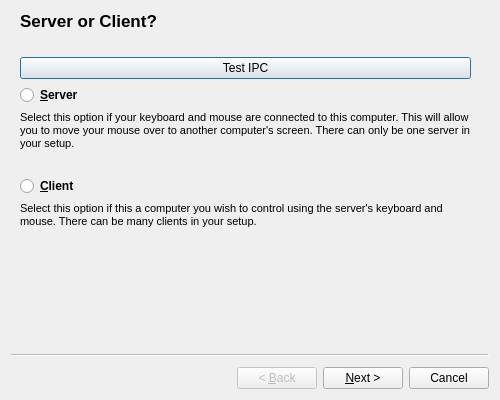
First picture: the form in branches/1.4/src/gui/res/SetupWizardBase.ui, repository svn2github/synergy-plus, before the edit.
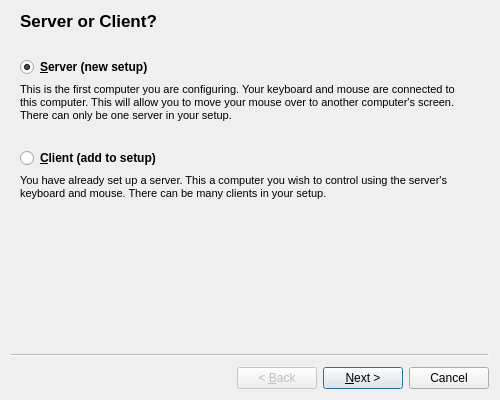
Second picture: the form after the edit.

Commit message: got some crude ipc working between service and gui -- apply button now causes service to start server or client.

What changed in the file:
```diff
--- a/branches/1.4/src/gui/res/SetupWizardBase.ui
+++ b/branches/1.4/src/gui/res/SetupWizardBase.ui
@@ -60,13 +60,6 @@
      <property name="rightMargin">
       <number>20</number>
      </property>
-     <item>
-      <widget class="QPushButton" name="pushButton">
-       <property name="text">
-        <string>Test IPC</string>
-       </property>
-      </widget>
-     </item>
      <item>
       <widget class="QRadioButton" name="m_pServerRadioButton">
        <property name="font">
@@ -76,7 +69,10 @@
         </font>
        </property>
        <property name="text">
-        <string>&amp;Server</string>
+        <string>&amp;Server (new setup)</string>
+       </property>
+       <property name="checked">
+        <bool>true</bool>
        </property>
       </widget>
      </item>
@@ -93,7 +89,7 @@
 &lt;html&gt;&lt;head&gt;&lt;meta name=&quot;qrichtext&quot; content=&quot;1&quot; /&gt;&lt;style type=&quot;text/css&quot;&gt;
 p, li { white-space: pre-wrap; }
 &lt;/style&gt;&lt;/head&gt;&lt;body style=&quot; font-family:'MS Shell Dlg 2'; font-size:8.25pt; font-weight:400; font-style:normal;&quot;&gt;
-&lt;p style=&quot; margin-top:0px; margin-bottom:0px; margin-left:0px; margin-right:0px; -qt-block-indent:0; text-indent:0px;&quot;&gt;&lt;span style=&quot; font-size:8pt;&quot;&gt;Select this option if your keyboard and mouse are connected to this computer. This will allow you to move your mouse over to another computer's screen. There can only be one server in your setup.&lt;/span&gt;&lt;/p&gt;&lt;/body&gt;&lt;/html&gt;</string>
+&lt;p style=&quot; margin-top:0px; margin-bottom:0px; margin-left:0px; margin-right:0px; -qt-block-indent:0; text-indent:0px;&quot;&gt;&lt;span style=&quot; font-size:8pt;&quot;&gt;This is the first computer you are configuring. Your keyboard and mouse are connected to this computer. This will allow you to move your mouse over to another computer's screen. There can only be one server in your setup.&lt;/span&gt;&lt;/p&gt;&lt;/body&gt;&lt;/html&gt;</string>
        </property>
        <property name="wordWrap">
         <bool>true</bool>
@@ -125,7 +121,7 @@
         </font>
        </property>
        <property name="text">
-        <string>&amp;Client</string>
+        <string>&amp;Client (add to setup)</string>
        </property>
       </widget>
      </item>
@@ -142,7 +138,7 @@
 &lt;html&gt;&lt;head&gt;&lt;meta name=&quot;qrichtext&quot; content=&quot;1&quot; /&gt;&lt;style type=&quot;text/css&quot;&gt;
 p, li { white-space: pre-wrap; }
 &lt;/style&gt;&lt;/head&gt;&lt;body style=&quot; font-family:'MS Shell Dlg 2'; font-size:8.25pt; font-weight:400; font-style:normal;&quot;&gt;
-&lt;p style=&quot; margin-top:0px; margin-bottom:0px; margin-left:0px; margin-right:0px; -qt-block-indent:0; text-indent:0px;&quot;&gt;&lt;span style=&quot; font-size:8pt;&quot;&gt;Select this option if this a computer you wish to control using the server's keyboard and mouse. There can be many clients in your setup.&lt;/span&gt;&lt;/p&gt;&lt;/body&gt;&lt;/html&gt;</string>
+&lt;p style=&quot; margin-top:0px; margin-bottom:0px; margin-left:0px; margin-right:0px; -qt-block-indent:0; text-indent:0px;&quot;&gt;&lt;span style=&quot; font-size:8pt;&quot;&gt;You have already set up a server. This a computer you wish to control using the server's keyboard and mouse. There can be many clients in your setup.&lt;/span&gt;&lt;/p&gt;&lt;/body&gt;&lt;/html&gt;</string>
        </property>
        <property name="wordWrap">
         <bool>true</bool>
```
The commit also changes 9 other files.
